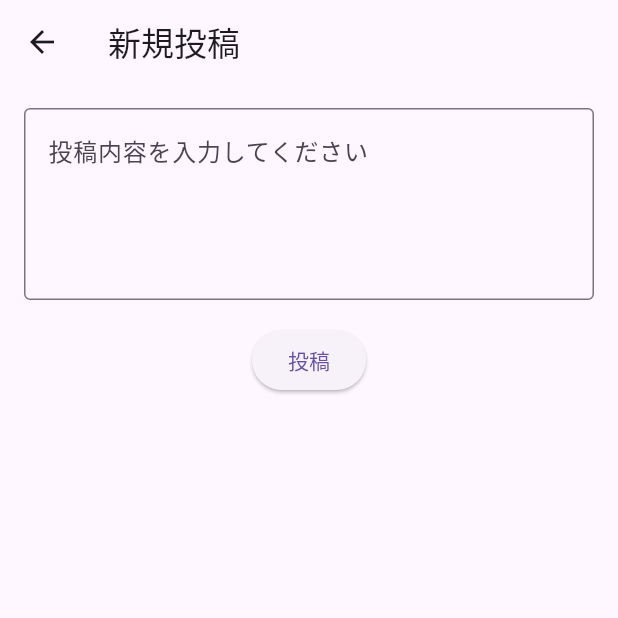
After one commit to hrm5yu/ar-sns-frontend, a Flutter app: the NewPostScreen screen opened directly, after a tap on "投稿", on a phone screen of 412 x 824 dp, the top half of it. The commit adds this screen. Run offline on Flutter 3.47's test engine with Material 3 defaults, Android fonts, the light colour scheme and no system bars; our stand-ins replace firebase_auth, firebase_core; accounts and stored records are empty; network calls fail.

Commit message:
[add]new post screen

```diff
--- a/lib/screens/login_screen.dart
+++ b/lib/screens/login_screen.dart
@@ -1,6 +1,6 @@
+import 'package:ar_sns_frontend/screens/home_screen.dart';
 import 'package:flutter/material.dart';
 import '../services/auth_service.dart';
-import 'profile_screen.dart';
 
 class LoginScreen extends StatefulWidget {
   @override
@@ -28,7 +28,7 @@ class _LoginScreenState extends State<LoginScreen> {
                   await authService.signIn(emailController.text, passwordController.text);
                   Navigator.pushReplacement(
                     context,
-                    MaterialPageRoute(builder: (_) => ProfileScreen()),
+                    MaterialPageRoute(builder: (_) => HomeScreen()),
                   );
                 } catch (e) {
                   ScaffoldMessenger.of(context).showSnackBar(SnackBar(content: Text('ログイン失敗: $e')));
--- /dev/null
+++ b/lib/screens/postform_screen.dart
@@ -0,0 +1,65 @@
+import 'package:flutter/material.dart';
+import '../services/api_service.dart';
+
+class NewPostScreen extends StatefulWidget {
+  @override
+  _NewPostScreenState createState() => _NewPostScreenState();
+}
+
+class _NewPostScreenState extends State<NewPostScreen> {
+  final TextEditingController _textController = TextEditingController();
+  final ApiService _apiService = ApiService();
+  bool _isLoading = false;
+  String? _errorMessage;
+
+  Future<void> _submitPost() async {
+    final text = _textController.text.trim();
+    if (text.isEmpty) return;
+
+    setState(() {
+      _isLoading = true;
+      _errorMessage = null;
+    });
+
+    try {
+      await _apiService.createPost(text); // ← ここでAPI呼び出し
+      Navigator.pop(context, 'posted'); // 投稿後に前の画面に戻る
+    } catch (e) {
+      setState(() {
+        _errorMessage = e.toString();
+      });
+    } finally {
+      setState(() {
+        _isLoading = false;
+      });
+    }
+  }
+
+  @override
+  Widget build(BuildContext context) {
+    return Scaffold(
+      appBar: AppBar(title: Text('新規投稿')),
+      body: Padding(
+        padding: const EdgeInsets.all(16.0),
+        child: Column(
+          children: [
+            TextField(
+              controller: _textController,
+              maxLines: 4,
+              decoration: InputDecoration(
+                hintText: '投稿内容を入力してください',
+                border: OutlineInputBorder(),
+              ),
+            ),
+            const SizedBox(height: 16),
+            if (_errorMessage != null) Text('エラー: $_errorMessage', style: TextStyle(color: Colors.red)),
+            ElevatedButton(
+              onPressed: _isLoading ? null : _submitPost,
+              child: _isLoading ? CircularProgressIndicator(color: Colors.white) : Text('投稿'),
+            ),
+          ],
+        ),
+      ),
+    );
+  }
+}
```
Also changed, not shown: lib/screens/home_screen.dart (+29 -1 lines), lib/screens/profile_screen.dart (+10 -1 lines), lib/services/api_service.dart (+24 -0 lines).
